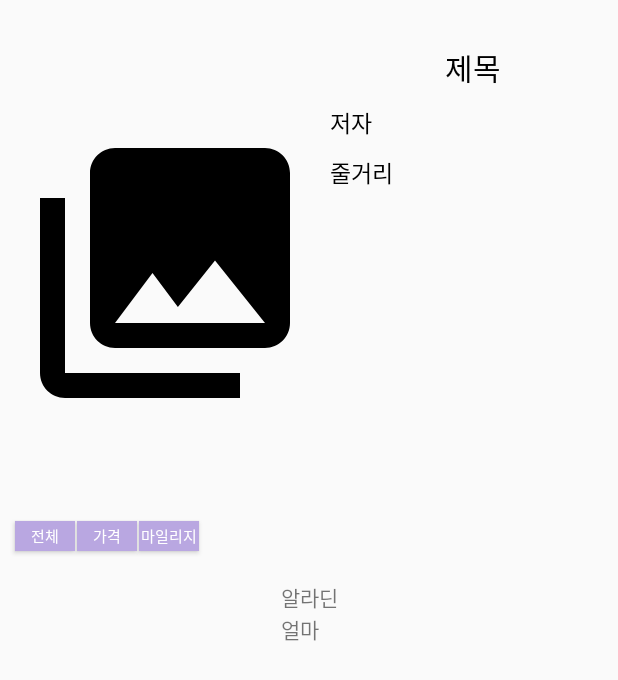
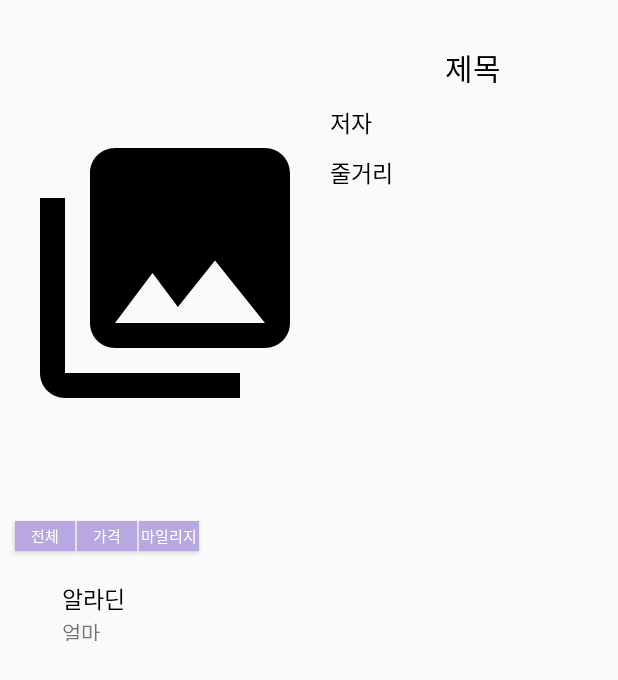
Before and after one commit to dkrlto0819/SWcap, an Android app: the layout fragment_total.xml on its own in the app's theme, with its tools: preview values and no code run, on a phone screen of 412 x 824 dp. Shown: the top 680 px of the screen. Run offline under Robolectric (Android 15) with nearby library versions, the phone set to English and light mode, and no system bars.

Commit message:
가격 화면 디자인

```diff
--- a/LambParty/app/src/main/res/layout/fragment_total.xml
+++ b/LambParty/app/src/main/res/layout/fragment_total.xml
@@ -97,8 +97,8 @@
         app:layout_constraintTop_toBottomOf="@+id/totalbookImage" />
     <TableLayout
         android:id="@+id/totalTable"
-        android:layout_width="wrap_content"
-        android:layout_height="wrap_content"
+        android:layout_width="350dp"
+        android:layout_height="40dp"
         android:layout_marginTop="20dp"
         android:paddingLeft="10dp"
         android:paddingRight="10dp"
@@ -112,7 +112,10 @@
             <TextView
                 android:layout_width="wrap_content"
                 android:layout_height="match_parent"
-                android:text="알라딘" />
+                android:text="알라딘"
+                android:textSize="15dp"
+                android:textColor="#000000"
+                android:layout_gravity="center"/>
         </TableRow>
 
         <TableRow>
```
